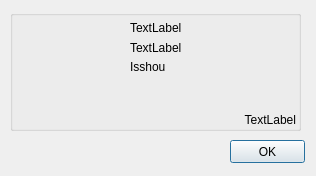
Old version of the form Common/About.ui in the repository martin-kudlicka/file-commander.
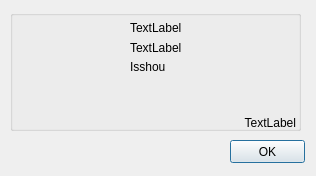
New version of the form. Icons and pictures are not drawn.

```diff
--- a/Common/About.ui
+++ b/Common/About.ui
@@ -79,22 +79,6 @@
      <string>Isshou</string>
     </property>
    </widget>
-   <widget class="QLabel" name="qlQt" >
-    <property name="geometry" >
-     <rect>
-      <x>225</x>
-      <y>100</y>
-      <width>61</width>
-      <height>20</height>
-     </rect>
-    </property>
-    <property name="text" >
-     <string>TextLabel</string>
-    </property>
-    <property name="alignment" >
-     <set>Qt::AlignRight|Qt::AlignTrailing|Qt::AlignVCenter</set>
-    </property>
-   </widget>
    <widget class="QLabel" name="qlVersion" >
     <property name="geometry" >
      <rect>
@@ -108,6 +92,22 @@
      <string>TextLabel</string>
     </property>
    </widget>
+   <widget class="QLabel" name="qlQt" >
+    <property name="geometry" >
+     <rect>
+      <x>215</x>
+      <y>100</y>
+      <width>71</width>
+      <height>20</height>
+     </rect>
+    </property>
+    <property name="text" >
+     <string>TextLabel</string>
+    </property>
+    <property name="alignment" >
+     <set>Qt::AlignCenter|Qt::AlignHorizontal_Mask|Qt::AlignRight|Qt::AlignTrailing|Qt::AlignVCenter|Qt::AlignVertical_Mask</set>
+    </property>
+   </widget>
   </widget>
  </widget>
  <resources>
```
